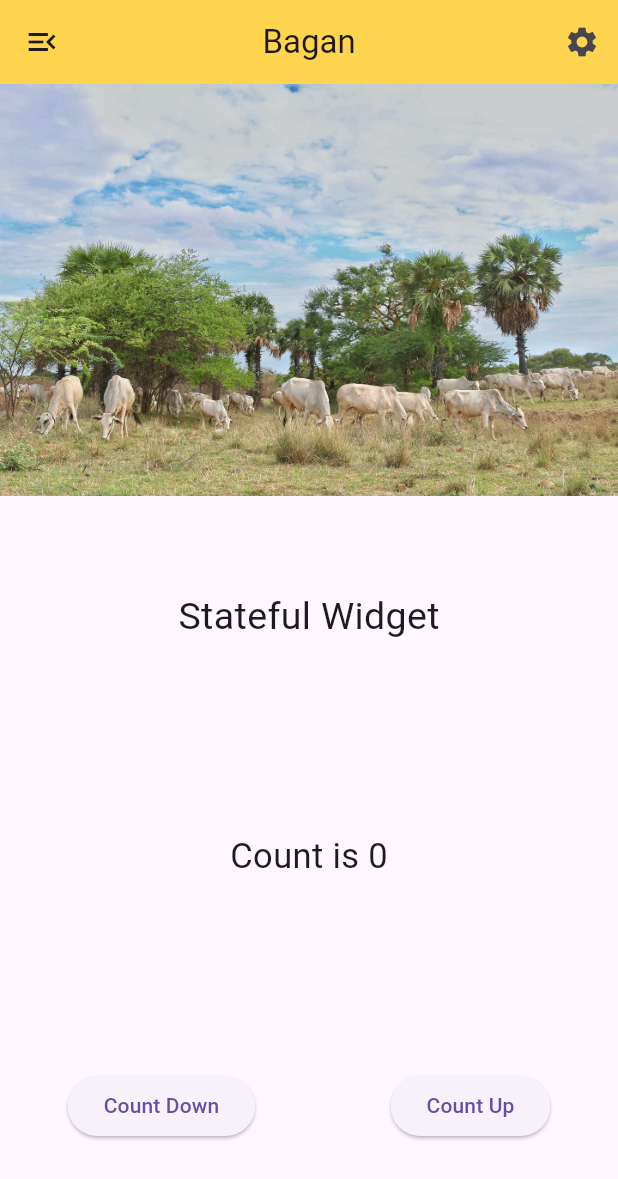
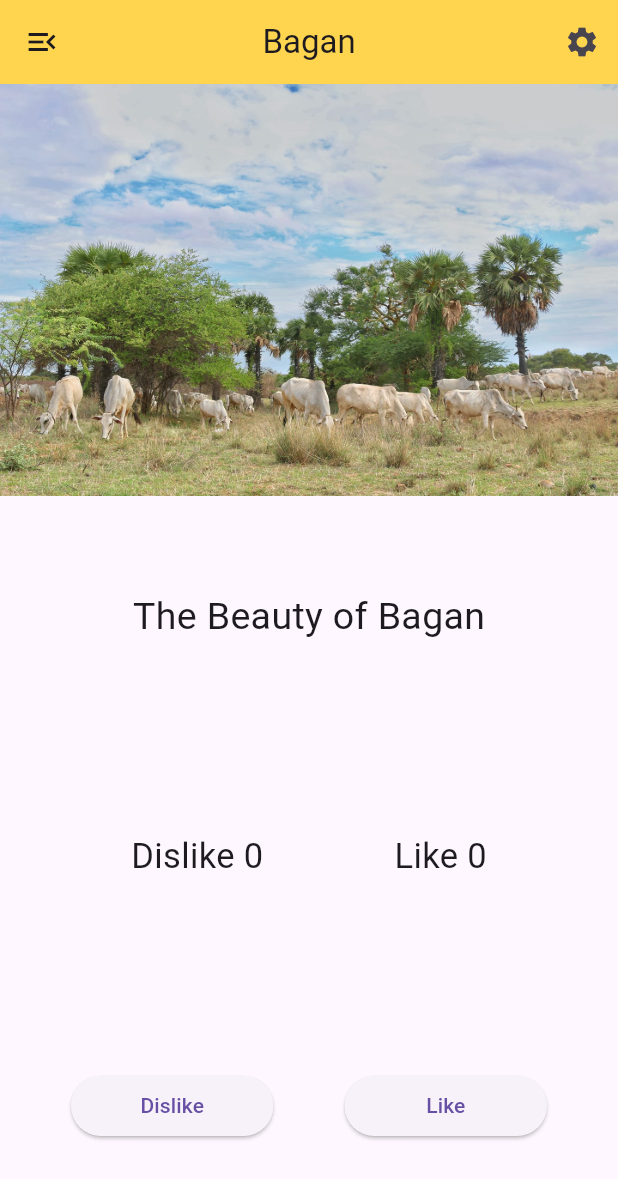
Before and after one commit to ppyae/Learning-Flutter, a Flutter app: the screen it shows after launch, on a phone screen of 412 x 824 dp. Shown: the top 1179 px of the screen. Run offline on Flutter 3.47's test engine with Material 3 defaults, Android fonts, the light colour scheme and no system bars.

Commit message:
Like or Dislike of photo

```diff
--- a/gs01_flutter/count_app/lib/counter-app.dart
+++ b/gs01_flutter/count_app/lib/counter-app.dart
@@ -7,21 +7,24 @@ class CounterApp extends StatelessWidget {
   Widget build(BuildContext context) {
     return Scaffold(
       appBar: AppBar(
-        leading: Icon(Icons.menu_open),
-        title: Text("Bagan"),
+        leading: const Icon(Icons.menu_open),
+        title: const Text("Bagan"),
         centerTitle: true,
         backgroundColor: Colors.amber[300],
         actions: [
           IconButton(
-            onPressed: () {},
-            icon: Icon(Icons.settings),
+            onPressed: () {
+              ScaffoldMessenger.of(context)
+                  .showSnackBar(const SnackBar(content: Text("Setting press")));
+            },
+            icon: const Icon(Icons.settings),
           )
         ],
       ),
       body: Column(
         children: [
           Image(
-            image: AssetImage("images/bagan.jpg"),
+            image: const AssetImage("images/bagan.jpg"),
             width: double.infinity,
             height: MediaQuery.of(context).size.height / 3 * 1,
             fit: BoxFit.cover,
@@ -42,19 +45,40 @@ class CounterBody extends StatelessWidget {
       mainAxisAlignment: MainAxisAlignment.spaceAround,
       children: [
         const Text(
-          "Stateful Widget",
+          "The Beauty of Bagan",
           style: TextStyle(fontSize: 25),
         ),
-        const Text(
-          "Count is 0",
-          style: TextStyle(fontSize: 23),
+        const Row(
+          mainAxisAlignment: MainAxisAlignment.spaceEvenly,
+          children: [
+            Text(
+              "Dislike 0",
+              style: TextStyle(fontSize: 23),
+            ),
+            Text(
+              "Like 0",
+              style: TextStyle(fontSize: 23),
+            ),
+          ],
         ),
         SizedBox(
           child: Row(
-            mainAxisAlignment: MainAxisAlignment.spaceAround,
+            mainAxisAlignment: MainAxisAlignment.spaceEvenly,
             children: [
-              ElevatedButton(onPressed: () {}, child: Text("Count Down")),
-              ElevatedButton(onPressed: () {}, child: Text("Count Up")),
+              SizedBox(
+                width: 135,
+                child: ElevatedButton(
+                  onPressed: () {},
+                  child: const Text("Dislike"),
+                ),
+              ),
+              SizedBox(
+                width: 135,
+                child: ElevatedButton(
+                  onPressed: () {},
+                  child: const Text("Like"),
+                ),
+              ),
             ],
           ),
         )
```
